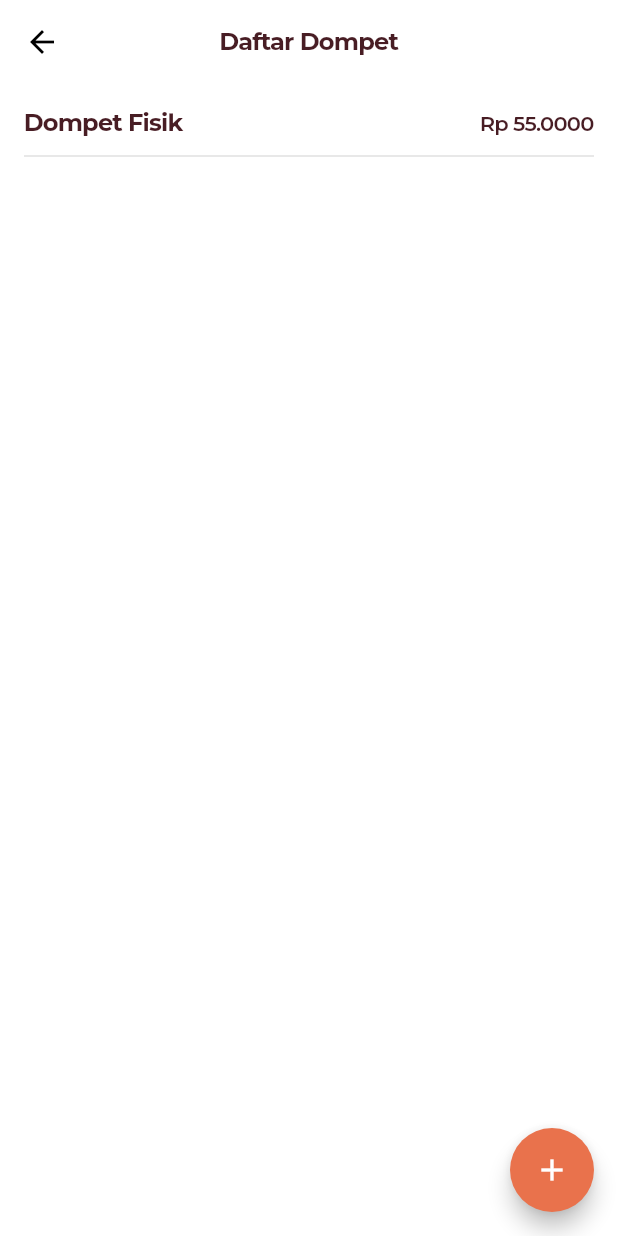
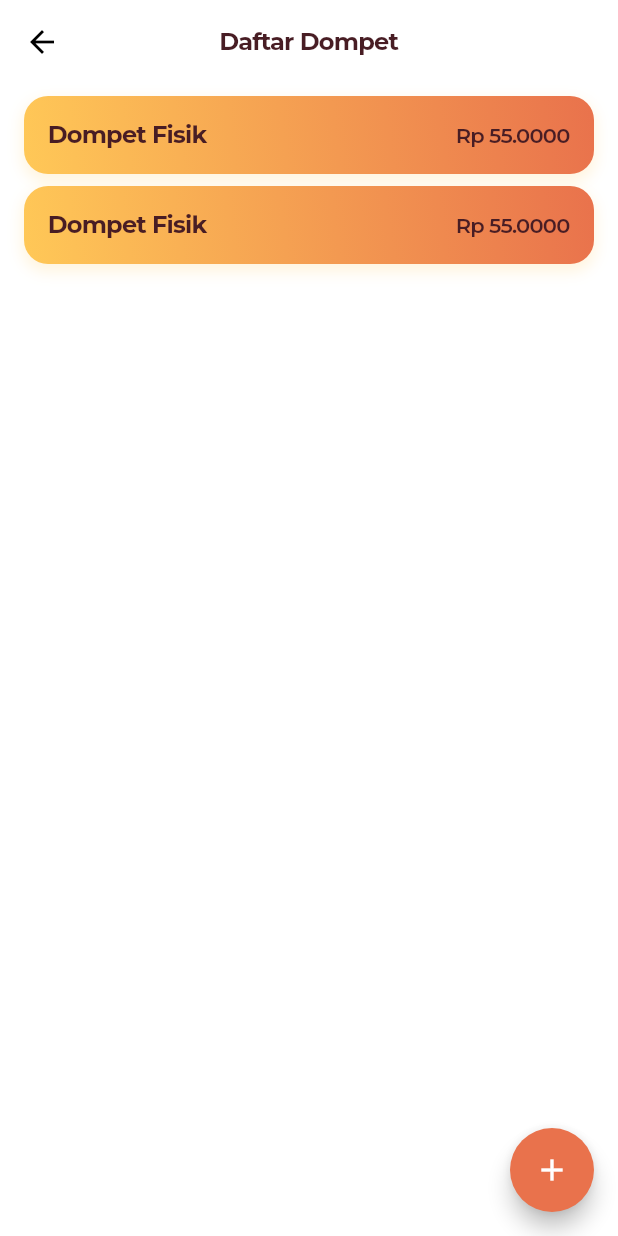
Before and after one commit to andisoer/money-book, a Flutter app: the WalletListPage screen opened by its route, on a phone screen of 412 x 824 dp. Run offline on Flutter 3.47's test engine with Material 2 defaults, Android fonts, the phone set to English and light mode, and no system bars; our stand-ins replace flutter_svg, google_fonts.

Commit message:
add item wallet

```diff
--- a/lib/features/wallet/presentation/pages/wallet_list/wallet_list_page.dart
+++ b/lib/features/wallet/presentation/pages/wallet_list/wallet_list_page.dart
@@ -2,6 +2,7 @@
 import 'package:money_book/common/config/themes.dart';
 import 'package:money_book/common/constants/route_constants.dart';
 import 'package:money_book/common/widget/custom_appbar_widget.dart';
+import 'package:money_book/features/wallet/presentation/pages/widgets/item_wallet_widget.dart';
 
 class WalletListPage extends StatelessWidget {
   const WalletListPage({Key? key}) : super(key: key);
@@ -24,46 +25,14 @@
       body: SafeArea(
         child: SingleChildScrollView(
           child: Column(
-            children: const [SizedBox(height: 16), ItemWallet()],
+            children: const [
+              SizedBox(height: 4),
+              ItemWallet(),
+              ItemWallet(),
+            ],
           ),
         ),
       ),
     );
   }
 }
-
-class ItemWallet extends StatelessWidget {
-  const ItemWallet({
-    Key? key,
-  }) : super(key: key);
-
-  @override
-  Widget build(BuildContext context) {
-    return Container(
-      margin: const EdgeInsets.symmetric(horizontal: 16),
-      child: Column(
-        children: [
-          Row(
-            mainAxisAlignment: MainAxisAlignment.spaceBetween,
-            children: [
-              Text(
-                'Dompet Fisik',
-                style: AppTheme.textStyle.f16TextPrimaryW700,
-              ),
-              Text(
-                'Rp 55.0000',
-                style: AppTheme.textStyle.f14TextPrimaryW600,
-              )
-            ],
-          ),
-          const SizedBox(
-            height: 4,
-          ),
-          const Divider(
-            thickness: 1,
-          ),
-        ],
-      ),
-    );
-  }
-}
--- /dev/null
+++ b/lib/features/wallet/presentation/pages/widgets/item_wallet_widget.dart
@@ -0,0 +1,54 @@
+import 'package:flutter/material.dart';
+import 'package:money_book/common/config/themes.dart';
+
+class ItemWallet extends StatelessWidget {
+  const ItemWallet({
+    Key? key,
+  }) : super(key: key);
+
+  @override
+  Widget build(BuildContext context) {
+    return Container(
+      margin: const EdgeInsets.symmetric(horizontal: 16, vertical: 4),
+      padding: const EdgeInsets.all(16),
+      decoration: BoxDecoration(
+        gradient: LinearGradient(
+          begin: Alignment.bottomLeft,
+          end: Alignment.topRight,
+          colors: [
+            AppTheme.colors.baseColor,
+            AppTheme.colors.secondaryColor,
+          ],
+        ),
+        borderRadius: const BorderRadius.all(
+          Radius.circular(16),
+        ),
+        boxShadow: [
+          BoxShadow(
+            color: AppTheme.colors.baseColor.withOpacity(0.2),
+            blurRadius: 8,
+            spreadRadius: 1,
+            offset: const Offset(0, 4),
+          )
+        ],
+      ),
+      child: Column(
+        children: [
+          Row(
+            mainAxisAlignment: MainAxisAlignment.spaceBetween,
+            children: [
+              Text(
+                'Dompet Fisik',
+                style: AppTheme.textStyle.f16TextPrimaryW700,
+              ),
+              Text(
+                'Rp 55.0000',
+                style: AppTheme.textStyle.f14TextPrimaryW600,
+              )
+            ],
+          ),
+        ],
+      ),
+    );
+  }
+}
```
